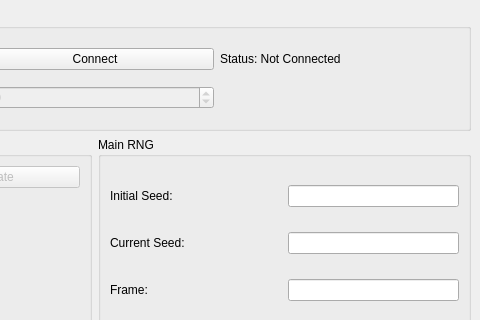
First picture: the form in CitraRNG/MainWindow.ui, repository Admiral-Fish/CitraRNG, before the edit; both pictures show x 290 to 770 and y 0 to 320 of the 770 by 640 pixel window.
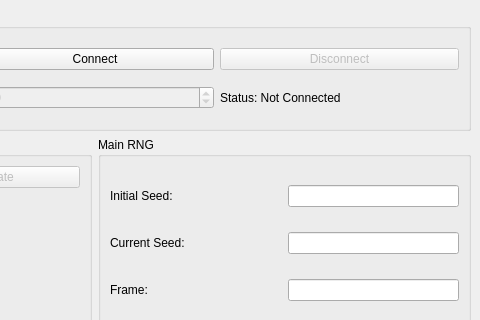
Second picture: the form after the edit.

Commit message: Disconnect button

Patch:
```diff
--- a/CitraRNG/MainWindow.ui
+++ b/CitraRNG/MainWindow.ui
@@ -298,15 +298,12 @@
         </widget>
        </item>
        <item row="0" column="2">
-        <widget class="QLabel" name="labelStatus">
-         <property name="sizePolicy">
-          <sizepolicy hsizetype="Preferred" vsizetype="Preferred">
-           <horstretch>1</horstretch>
-           <verstretch>0</verstretch>
-          </sizepolicy>
+        <widget class="QPushButton" name="pushButtonDisconnect">
+         <property name="enabled">
+          <bool>false</bool>
          </property>
          <property name="text">
-          <string>Status: Not Connected</string>
+          <string>Disconnect</string>
          </property>
         </widget>
        </item>
@@ -333,6 +330,19 @@
          </property>
         </widget>
        </item>
+       <item row="1" column="2">
+        <widget class="QLabel" name="labelStatus">
+         <property name="sizePolicy">
+          <sizepolicy hsizetype="Preferred" vsizetype="Preferred">
+           <horstretch>1</horstretch>
+           <verstretch>0</verstretch>
+          </sizepolicy>
+         </property>
+         <property name="text">
+          <string>Status: Not Connected</string>
+         </property>
+        </widget>
+       </item>
       </layout>
      </widget>
     </item>
```
Left out of the diff: 28 changed lines with no effect on the pictures. The commit also changes 1 other file.
